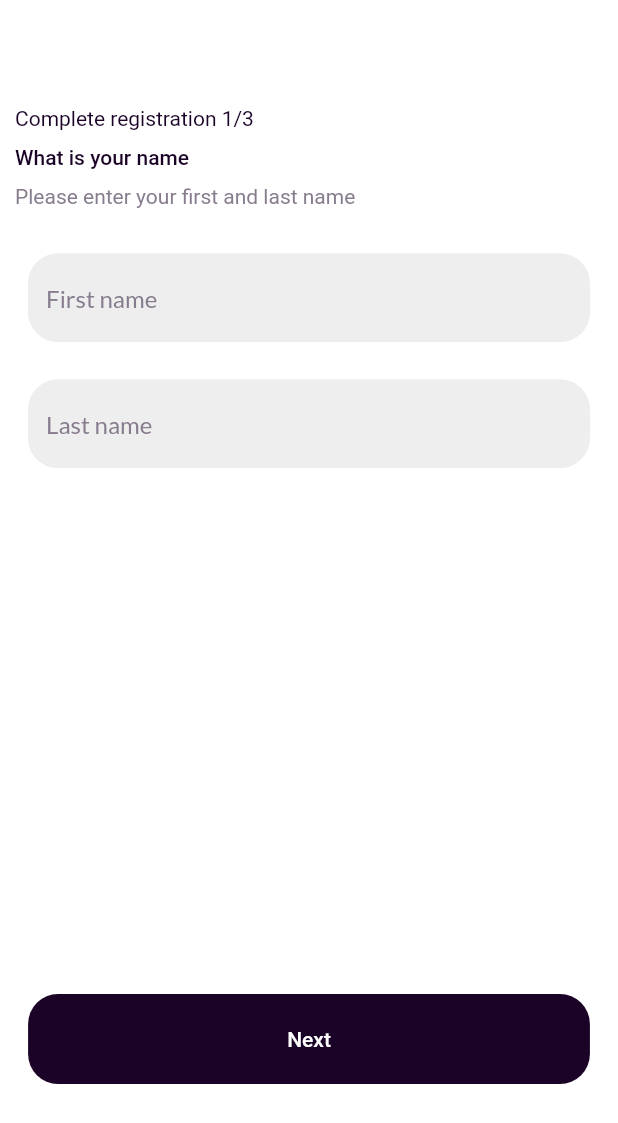
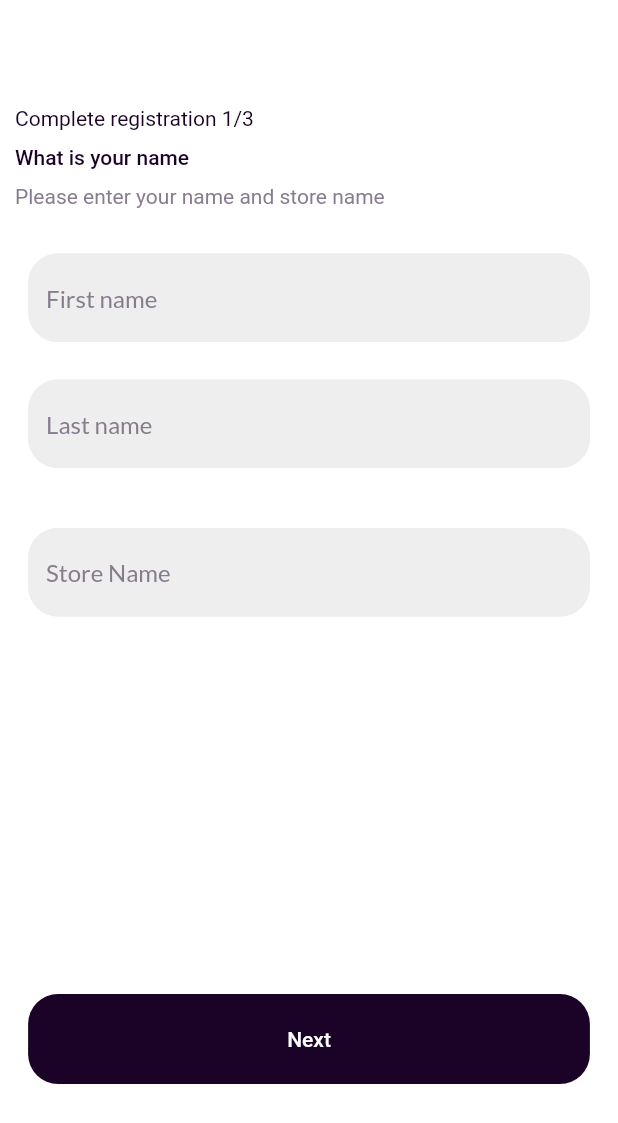
Before and after one commit to Caspering/eazyShop, a Flutter app: the Fullname screen opened directly, on a phone screen of 412 x 824 dp. Shown: the top 1123 px of the screen. Run offline on Flutter 3.47's test engine with Material 2 defaults, Android fonts, the light colour scheme and no system bars; our stand-ins replace cached_network_image, cloud_firestore, firebase_auth, firebase_core, firebase_storage, flutter_advanced_drawer and 3 more; accounts and stored records are empty.

Commit message:
sign up workflow for easystore

```diff
--- a/easystore/lib/core/models/seller_model.dart
+++ b/easystore/lib/core/models/seller_model.dart
@@ -4,20 +4,37 @@ class Seller {
   String? logoUrl;
   int totalRating;
   int totalRaters;
-  Seller(
-      {this.id,
-      this.logoUrl,
-      this.name,
-      required this.totalRaters,
-      required this.totalRating});
+  String? firstname;
+  String? lastname;
+  String? phoneNumber;
+  String? instagramLink;
+  String? whatsappLink;
+  String? twitterLink;
+  String? bio;
+  List? subscribers;
+  Seller({
+    this.id,
+    this.logoUrl,
+    this.name,
+    required this.totalRaters,
+    required this.totalRating,
+    this.bio,
+    this.firstname,
+    this.instagramLink,
+    this.lastname,
+    this.phoneNumber,
+    this.twitterLink,
+    this.subscribers,
+    this.whatsappLink,
+  });
 
   double get rating => totalRating / totalRaters;
 
   Seller.fromMap(Map snapshot, this.id)
       : name = snapshot['name'],
         logoUrl = snapshot['logoUrl'],
-        totalRating = snapshot['totalRating'],
-        totalRaters = snapshot['totalRaters'];
+        totalRating = snapshot['totalRating'] ?? 0,
+        totalRaters = snapshot['totalRaters'] ?? 0;
   toJson() {
     return {
       "name": name,
--- a/easystore/lib/core/viewmodels/seller_viewmodel.dart
+++ b/easystore/lib/core/viewmodels/seller_viewmodel.dart
@@ -93,7 +93,7 @@ class SellerViewmodel extends ChangeNotifier {
     }
   }
 
-  Future addUser(Users data, uid) async {
+  Future addUser(Seller data, uid) async {
     // Updated class name
     var result = await _api.setData(data.toJson(), uid);
     return result;
--- a/easystore/lib/ui/components/fullname.dart
+++ b/easystore/lib/ui/components/fullname.dart
@@ -20,8 +20,10 @@ class Fullname extends StatefulWidget {
 class FullnameState extends State<Fullname> {
   TextEditingController _firstName = TextEditingController();
   TextEditingController _lastName = TextEditingController();
+  TextEditingController _storeName = TextEditingController();
   bool? isFname;
   bool? isLname;
+  bool? isSname;
   @override
   Widget build(BuildContext context) {
     final authService = Provider.of<AuthenticationService>(context);
@@ -63,7 +65,7 @@ class FullnameState extends State<Fullname> {
                   Container(
                     margin: EdgeInsets.only(left: 10, top: 10),
                     child: Text(
-                      "Please enter your first and last name",
+                      "Please enter your name and store name",
                       style: TextStyle(
                           color: ceoPurpleGrey,
                           fontSize: TextSize().h3(context)),
@@ -74,7 +76,7 @@ class FullnameState extends State<Fullname> {
                           margin: EdgeInsets.only(top: 15),
                           child: CustomTextField(
                             onChanged: (String text) {
-                              if (text.length > 3) {
+                              if (text.length > 2) {
                                 setState(() {
                                   isFname = true;
                                 });
@@ -86,7 +88,7 @@ class FullnameState extends State<Fullname> {
                             },
                             hintText: "First name",
                             errorText: isFname == false
-                                ? "first name must be more than 3 characters"
+                                ? "first name must be more than 2 characters"
                                 : null,
                             controller: _firstName,
                             // prefix: Icons.person_outline_rounded,
@@ -96,7 +98,7 @@ class FullnameState extends State<Fullname> {
                           // margin: EdgeInsets.only(top),
                           child: CustomTextField(
                     onChanged: (String text) {
-                      if (text.length > 3) {
+                      if (text.length > 2) {
                         setState(() {
                           isLname = true;
                         });
@@ -108,12 +110,34 @@ class FullnameState extends State<Fullname> {
                     },
 
                     errorText: isLname == false
-                        ? "last name must be more than 3 characters"
+                        ? "last name must be more than 2 characters"
                         : null,
                     hintText: "Last name",
                     controller: _lastName,
                     // prefix: Icons.person_outline_rounded,
                   ))),
+                  Center(
+                      child: Container(
+                          margin: EdgeInsets.only(top: 15),
+                          child: CustomTextField(
+                            onChanged: (String text) {
+                              if (text.length >= 3) {
+                                setState(() {
+                                  isSname = true;
+                                });
+                              } else {
+                                setState(() {
+                                  isSname = false;
+                                });
+                              }
+                            },
+                            hintText: "Store Name",
+                            errorText: isSname == false
+                                ? "store name must be more than 2 characters"
+                                : null,
+                            controller: _storeName,
+                            // prefix: Icons.person_outline_rounded,
+                          ))),
                   Expanded(child: Container()),
                   Center(
                       child: Container(
@@ -125,10 +149,13 @@ class FullnameState extends State<Fullname> {
                       borderRadius: BorderRadius.circular(20),
                     ),
                     child: MaterialButton(
-                      onPressed: isFname == true && isLname == true
+                      onPressed: isFname == true &&
+                              isLname == true &&
+                              isSname == true
                           ? () {
                               sellerViewModel.setFirstname(_firstName.text);
                               sellerViewModel.setLastname(_lastName.text);
+                              sellerViewModel.setUsername(_storeName.text);
                               RouteController().push(context, ProfilePicture());
                               print(sellerViewModel.firstname);
                             }
--- a/easystore/lib/ui/components/profile_picture.dart
+++ b/easystore/lib/ui/components/profile_picture.dart
@@ -70,7 +70,7 @@ class ProfilePictureState extends State<ProfilePicture> {
               Container(
                 margin: EdgeInsets.only(left: 10, top: 10),
                 child: Text(
-                  "Add a profile picture",
+                  "Add a store logo",
                   style: TextStyle(
                       color: ceoPurple,
                       fontWeight: FontWeight.w500,
@@ -80,7 +80,7 @@ class ProfilePictureState extends State<ProfilePicture> {
               Container(
                 margin: EdgeInsets.only(left: 10, top: 10),
                 child: Text(
-                  "${sellerViewModel.firstname} please add a profile picture 📸",
+                  "${sellerViewModel.firstname} add a logo for ${sellerViewModel.username}",
                   style: TextStyle(
                       color: ceoPurpleGrey, fontSize: TextSize().h3(context)),
                 ),
@@ -132,6 +132,8 @@ class ProfilePictureState extends State<ProfilePicture> {
                               RouteController().pop(context);
                               RouteController().push(context, Socials());
                               print(sellerViewModel.imageUrl);
+                            }).catchError((e) {
+                              PopUp().showError(e.message, context);
                             });
                           } else {
                             RouteController().push(context, Socials());
--- a/easystore/lib/ui/views/signup.dart
+++ b/easystore/lib/ui/views/signup.dart
@@ -119,8 +119,8 @@ class RegisterViewState extends State<RegisterView> {
                                 print(e);
                                 if (e.message ==
                                     "The email address is already in use by another account.") {
-                                  RouteController()
-                                      .pushAndRemoveUntil(context, Fullname());
+                                  PopUp().showError(
+                                      "Email already in use", context);
                                 } else {
                                   PopUp().showError(e.message, context);
                                   _passwordField.clear();
```
Also changed, not shown: easystore/lib/ui/components/socials.dart (+10 -7 lines), easystore/lib/ui/views/app_index.dart (+2 -8 lines), easystore/lib/ui/views/profile_view.dart (+23 -69 lines), easystore/lib/ui/views/settings_view.dart (+9 -8 lines), 1 other file.
